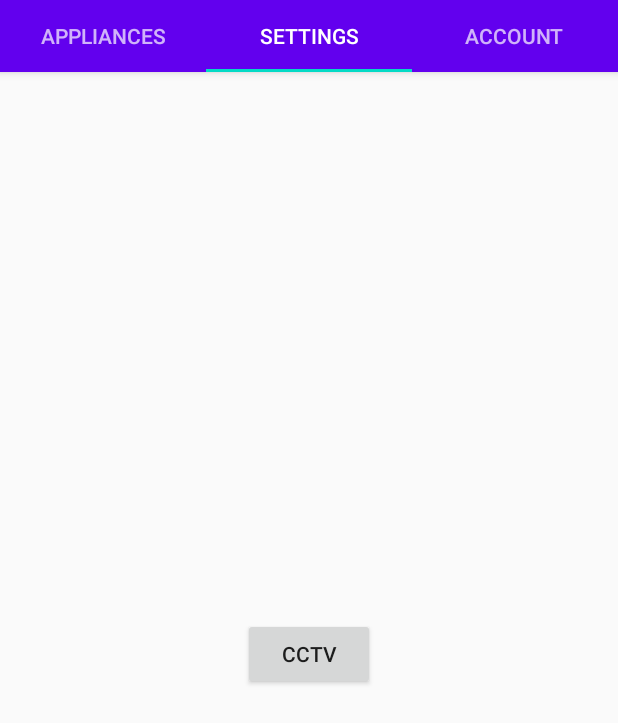
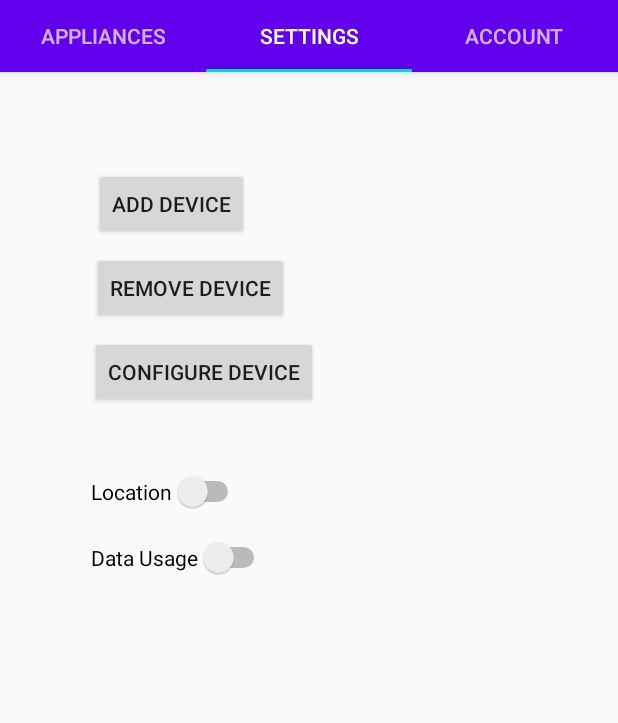
Before and after one commit to rsoberanes/SafeAlwayz, an Android app: the LoggedInActivity screen opened directly, with no data from a screen before it, tab 2 chosen, on a phone screen of 412 x 824 dp. Shown: the top 723 px of the screen. Run offline under Robolectric (Android 15) with nearby library versions, the phone set to English and light mode, and no system bars; 1 statement that could not run was skipped.

Commit message:
UI Update

```diff
--- /dev/null
+++ b/app/src/main/java/com/studios/primitive/safealwayz/ui/main/AccountFragment.java
@@ -0,0 +1,97 @@
+package com.studios.primitive.safealwayz.ui.main;
+
+
+
+import android.content.Intent;
+import android.os.Bundle;
+
+import androidx.fragment.app.Fragment;
+import androidx.lifecycle.ViewModelProviders;
+
+import android.view.LayoutInflater;
+import android.view.View;
+import android.view.ViewGroup;
+import android.widget.Button;
+
+import com.studios.primitive.safealwayz.MainActivity;
+import com.studios.primitive.safealwayz.R;
+
+/**
+ * A simple {@link Fragment} subclass.
+ * Use the {@link AccountFragment#newInstance} factory method to
+ * create an instance of this fragment.
+ */
+public class AccountFragment extends Fragment {
+
+    // TODO: Rename parameter arguments, choose names that match
+    // the fragment initialization parameters, e.g. ARG_ITEM_NUMBER
+    private static final String ARG_SECTION_NUMBER = "section_number";
+    private static final String ARG_PARAM1 = "param1";
+    private static final String ARG_PARAM2 = "param2";
+
+    // TODO: Rename and change types of parameters
+    private String mParam1;
+    private String mParam2;
+
+    private PageViewModel pageViewModel;
+
+    Button logout;
+
+    /*
+    public AccountFragment() {
+        // Required empty public constructor
+    }
+    */
+
+    /**
+     * Use this factory method to create a new instance of
+     * this fragment using the provided parameters.
+     *
+     *
+     * @return A new instance of fragment AccountFragment.
+     */
+    // TODO: Rename and change types and number of parameters
+    public static AccountFragment newInstance(int index) {
+        AccountFragment fragment = new AccountFragment();
+        Bundle args = new Bundle();
+        Bundle bundle = new Bundle();
+        bundle.putInt(ARG_SECTION_NUMBER, index);
+        fragment.setArguments(bundle);
+        return fragment;
+    }
+
+    @Override
+    public void onCreate(Bundle savedInstanceState) {
+        /*
+        super.onCreate(savedInstanceState);
+        if (getArguments() != null) {
+            mParam1 = getArguments().getString(ARG_PARAM1);
+            mParam2 = getArguments().getString(ARG_PARAM2);
+        }
+        */
+        super.onCreate(savedInstanceState);
+        pageViewModel = ViewModelProviders.of(this).get(PageViewModel.class);
+        int index = 1;
+        if (getArguments() != null) {
+            index = getArguments().getInt(ARG_SECTION_NUMBER);
+        }
+        pageViewModel.setIndex(index);
+
+    }
+
+    @Override
+    public View onCreateView(LayoutInflater inflater, ViewGroup container,
+                             Bundle savedInstanceState) {
+        // Inflate the layout for this fragment
+        View v = inflater.inflate(R.layout.fragment_account, container, false);
+        logout = (Button) v.findViewById(R.id.logout_button);
+        logout.setOnClickListener(new View.OnClickListener() {
+            @Override
+            public void onClick(View view) {
+                Intent in = new Intent(getActivity(), MainActivity.class);
+                startActivity(in);
+            }
+        });
+        return v;
+    }
+}
--- a/app/src/main/java/com/studios/primitive/safealwayz/ui/main/SectionsPagerAdapter.java
+++ b/app/src/main/java/com/studios/primitive/safealwayz/ui/main/SectionsPagerAdapter.java
@@ -34,10 +34,10 @@ public class SectionsPagerAdapter extends FragmentPagerAdapter {
             return AppliancesFragment.newInstance(position+1);
         }
         else if(position == 1){
-            return PlaceholderFragment.newInstance(position+1);
+            return SettingsFragment.newInstance(position+1);
         }
         else{
-            return PlaceholderFragment.newInstance(position+1);
+            return AccountFragment.newInstance(position+1);
         }
     }
 
--- /dev/null
+++ b/app/src/main/java/com/studios/primitive/safealwayz/ui/main/SettingsFragment.java
@@ -0,0 +1,80 @@
+package com.studios.primitive.safealwayz.ui.main;
+
+import android.os.Bundle;
+
+import androidx.fragment.app.Fragment;
+import androidx.lifecycle.ViewModelProviders;
+
+import android.view.LayoutInflater;
+import android.view.View;
+import android.view.ViewGroup;
+
+import com.studios.primitive.safealwayz.R;
+
+/**
+ * A simple {@link Fragment} subclass.
+ * Use the {@link SettingsFragment#newInstance} factory method to
+ * create an instance of this fragment.
+ */
+public class SettingsFragment extends Fragment {
+
+    // TODO: Rename parameter arguments, choose names that match
+    // the fragment initialization parameters, e.g. ARG_ITEM_NUMBER
+    private static final String ARG_SECTION_NUMBER = "section_number";
+    private static final String ARG_PARAM1 = "param1";
+    private static final String ARG_PARAM2 = "param2";
+
+    // TODO: Rename and change types of parameters
+    private String mParam1;
+    private String mParam2;
+
+    private PageViewModel pageViewModel;
+
+    /*
+    public SettingsFragment() {
+        // Required empty public constructor
+    }
+    */
+
+    /**
+     * Use this factory method to create a new instance of
+     * this fragment using the provided parameters.
+     *
+     *
+     * @return A new instance of fragment SettingsFragment.
+     */
+    // TODO: Rename and change types and number of parameters
+    public static SettingsFragment newInstance(int index) {
+        SettingsFragment fragment = new SettingsFragment();
+        Bundle args = new Bundle();
+        Bundle bundle = new Bundle();
+        bundle.putInt(ARG_SECTION_NUMBER, index);
+        fragment.setArguments(bundle);
+        return fragment;
+    }
+
+    @Override
+    public void onCreate(Bundle savedInstanceState) {
+        /*
+        super.onCreate(savedInstanceState);
+        if (getArguments() != null) {
+            mParam1 = getArguments().getString(ARG_PARAM1);
+            mParam2 = getArguments().getString(ARG_PARAM2);
+        }
+        */
+        super.onCreate(savedInstanceState);
+        pageViewModel = ViewModelProviders.of(this).get(PageViewModel.class);
+        int index = 1;
+        if (getArguments() != null) {
+            index = getArguments().getInt(ARG_SECTION_NUMBER);
+        }
+        pageViewModel.setIndex(index);
+    }
+
+    @Override
+    public View onCreateView(LayoutInflater inflater, ViewGroup container,
+                             Bundle savedInstanceState) {
+        // Inflate the layout for this fragment
+        return inflater.inflate(R.layout.fragment_settings, container, false);
+    }
+}
--- a/app/src/main/res/layout/fragment_appliances.xml
+++ b/app/src/main/res/layout/fragment_appliances.xml
@@ -1,5 +1,4 @@
 <?xml version="1.0" encoding="utf-8"?>
-
 <FrameLayout xmlns:android="http://schemas.android.com/apk/res/android"
     xmlns:app="http://schemas.android.com/apk/res-auto"
     xmlns:tools="http://schemas.android.com/tools"
@@ -92,5 +91,4 @@
 
         </RelativeLayout>
     </androidx.core.widget.NestedScrollView>
-
 </FrameLayout>
--- /dev/null
+++ b/app/src/main/res/layout/fragment_settings.xml
@@ -0,0 +1,79 @@
+<?xml version="1.0" encoding="utf-8"?>
+<FrameLayout xmlns:android="http://schemas.android.com/apk/res/android"
+    xmlns:app="http://schemas.android.com/apk/res-auto"
+    xmlns:tools="http://schemas.android.com/tools"
+    android:id="@+id/constraintLayout"
+    android:layout_width="match_parent"
+    android:layout_height="match_parent"
+    tools:context=".ui.main.PlaceholderFragment">
+
+    <androidx.core.widget.NestedScrollView
+        android:layout_width="match_parent"
+        android:layout_height="match_parent"
+        android:fillViewport="true">
+
+        <RelativeLayout
+            android:layout_width="match_parent"
+            android:layout_height="wrap_content"
+            android:orientation="vertical">
+
+            <!-- TODO: Update blank fragment layout -->
+
+
+            <Button
+                android:id="@+id/add_button"
+                android:layout_width="wrap_content"
+                android:layout_height="wrap_content"
+                android:layout_alignParentTop="true"
+                android:layout_alignParentEnd="true"
+                android:layout_marginTop="64dp"
+                android:layout_marginEnd="246dp"
+                android:text="Add Device" />
+
+            <Button
+                android:id="@+id/remove_button"
+                android:layout_width="wrap_content"
+                android:layout_height="wrap_content"
+                android:layout_alignParentTop="true"
+                android:layout_alignParentEnd="true"
+                android:layout_marginTop="120dp"
+                android:layout_marginEnd="219dp"
+                android:layout_marginBottom="121dp"
+                android:text="Remove Device" />
+
+            <Button
+                android:id="@+id/configure_button"
+                android:layout_width="wrap_content"
+                android:layout_height="wrap_content"
+                android:layout_alignParentTop="true"
+                android:layout_alignParentEnd="true"
+                android:layout_marginTop="176dp"
+                android:layout_marginEnd="200dp"
+                android:text="Configure Device" />
+
+            <Switch
+                android:id="@+id/switch1"
+                android:layout_width="wrap_content"
+                android:layout_height="wrap_content"
+                android:layout_alignParentTop="true"
+                android:layout_alignParentEnd="true"
+                android:layout_marginTop="266dp"
+                android:layout_marginEnd="249dp"
+                android:layout_marginBottom="122dp"
+                android:text="Location" />
+
+            <Switch
+                android:id="@+id/switch2"
+                android:layout_width="wrap_content"
+                android:layout_height="wrap_content"
+                android:layout_alignParentTop="true"
+                android:layout_alignParentEnd="true"
+                android:layout_marginStart="289dp"
+                android:layout_marginTop="310dp"
+                android:layout_marginEnd="232dp"
+                android:layout_marginBottom="289dp"
+                android:text="Data Usage" />
+
+        </RelativeLayout>
+    </androidx.core.widget.NestedScrollView>
+</FrameLayout>
```
Also changed, not shown: app/src/main/res/layout/fragment_account.xml (added, +99 -0 lines).
